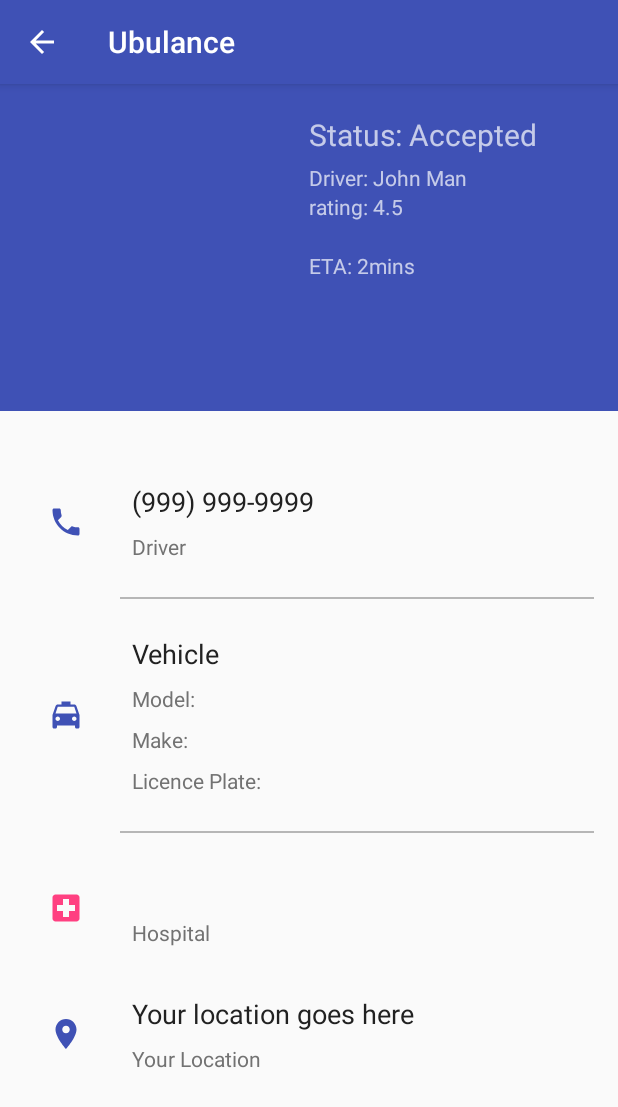
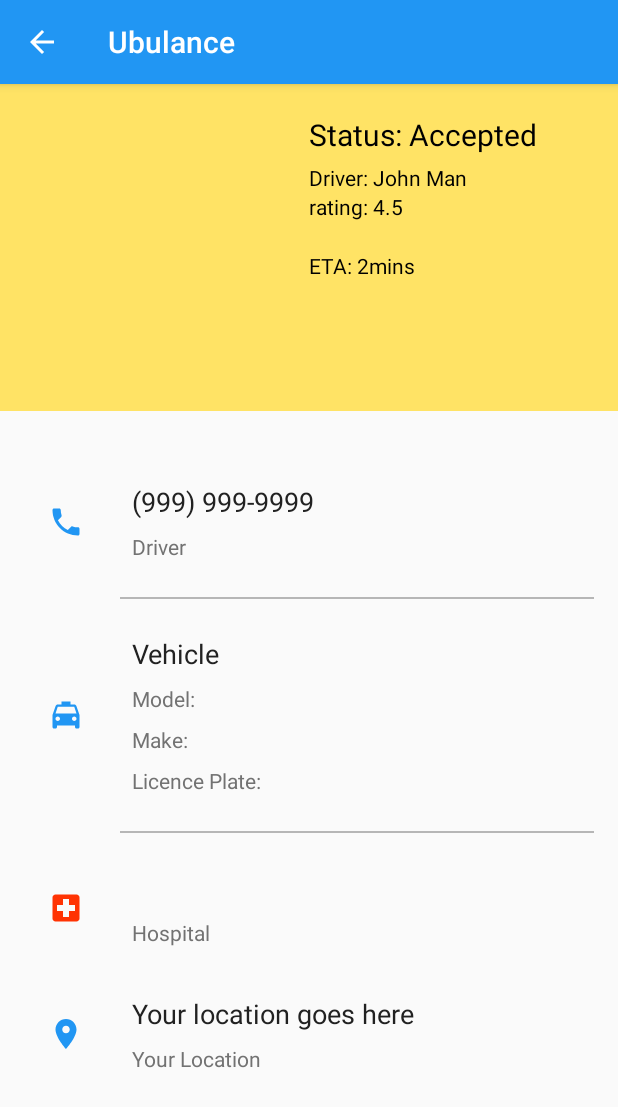
Before and after one commit to pravinkandala/Ubulance, an Android app: the DisplayDriverActivity screen opened directly, with no data from a screen before it, on a phone screen of 412 x 824 dp. Shown: the top 1107 px of the screen. Run offline under Robolectric (Android 15) with nearby library versions, the phone set to English and light mode, and no system bars; our stand-ins replace ButterKnife, Volley; network calls fail; pictures from the network do not load.

Commit message:
change: custom adopter to cardview and more clean up

```diff
--- a/app/build.gradle
+++ b/app/build.gradle
@@ -42,4 +42,5 @@ dependencies {
     compile 'com.github.bumptech.glide:glide:3.7.0'
     compile 'com.github.dexafree:materiallist:3.2.1'
     compile 'com.jakewharton:butterknife:8.4.0'
+    compile 'jp.wasabeef:recyclerview-animators:2.0.0'
 }
--- a/app/src/main/AndroidManifest.xml
+++ b/app/src/main/AndroidManifest.xml
@@ -16,7 +16,7 @@
         android:theme="@style/AppTheme">
         <activity
             android:name=".Activity.IntroActivity"
-            android:theme="@style/Theme.AppCompat.DayNight.NoActionBar">
+            android:theme="@style/Theme.Intro.Custom">
             <intent-filter>
                 <action android:name="android.intent.action.MAIN" />
 
--- a/app/src/main/java/com/pk/ubulance/ACTIVITY/DisplayDriverActivity.java
+++ b/app/src/main/java/com/pk/ubulance/ACTIVITY/DisplayDriverActivity.java
@@ -41,6 +41,8 @@ public class DisplayDriverActivity extends AppCompatActivity {
     private Context mContext;
     private CoordinatorLayout mCoordinatorLayout;
 
+    private Boolean mWorkOnProcess = false;
+
     @BindView(R.id.driver_name_tv)
     TextView mDriverNameTV;
     @BindView(R.id.driver_rating_tv)
@@ -56,7 +58,7 @@ public class DisplayDriverActivity extends AppCompatActivity {
     @BindView(R.id.vehicle_plate_tv)
     TextView mVehiclePlateTV;
     @BindView(R.id.hospital_address_tv)
-    TextView mHostpitalAddressTV;
+    TextView mHospitalAddressTV;
     @BindView(R.id.driver_phone_tv)
     TextView mDriverPhoneTV;
     @BindView(R.id.toggle_iv)
@@ -82,7 +84,7 @@ public class DisplayDriverActivity extends AppCompatActivity {
         mVehicleMakeTV = ((TextView) findViewById(R.id.vehicle_make_tv));
         mVehicleModelTV = ((TextView) findViewById(R.id.vehicle_model_tv));
         mVehiclePlateTV = ((TextView) findViewById(R.id.vehicle_plate_tv));
-        mHostpitalAddressTV = (TextView) findViewById(R.id.hospital_address_tv);
+        mHospitalAddressTV = (TextView) findViewById(R.id.hospital_address_tv);
         mToggleIV = ((ImageView) findViewById(R.id.toggle_iv));
 
 
@@ -97,7 +99,7 @@ public class DisplayDriverActivity extends AppCompatActivity {
         Intent intent = this.getIntent();
         Double mEndLatitude = intent.getDoubleExtra("mEndLatitude", 0.0);
         Double mEndLongitude = intent.getDoubleExtra("mEndLongitude", 0.0);
-        mHostpitalAddressTV.setText(intent.getStringExtra("vicinity"));
+        mHospitalAddressTV.setText(intent.getStringExtra("vicinity"));
 
         if (mEndLatitude != 0.0 || mEndLongitude != 0.0) {
             this.mEndLatitude = Double.toString(mEndLatitude);
@@ -106,7 +108,9 @@ public class DisplayDriverActivity extends AppCompatActivity {
 
         if (isNetworkAvailable()) {
             UberAPI uberAPI = new UberAPI();
+            mWorkOnProcess = true;
             try {
+
                 uberAPI.callUbulance(this, mStartLatitude, mStartLongitude, this.mEndLatitude, this.mEndLongitude, new ServerCallBack() {
                     @Override
                     public void onSuccess(Object result) throws JSONException {
@@ -160,11 +164,13 @@ public class DisplayDriverActivity extends AppCompatActivity {
                         mVehicleMakeTV.setText("Make: " + vehicle.getString("make"));
                         mVehicleModelTV.setText("Model: " + vehicle.getString("model"));
                         mVehiclePlateTV.setText("Licence Plate: " + vehicle.getString("license_plate"));
+
+                        mWorkOnProcess = false;
                     }
 
                     @Override
                     public void onFailure(Boolean bool) {
-
+                        mWorkOnProcess = false;
                     }
                 });
             } catch (JSONException e) {
@@ -173,7 +179,6 @@ public class DisplayDriverActivity extends AppCompatActivity {
         } else {
             Snackbar.make(mCoordinatorLayout, "No Internet. Please dial 911, if its emergency or try again later", Snackbar.LENGTH_LONG).show();
         }
-
 
 
     }
@@ -211,6 +216,11 @@ public class DisplayDriverActivity extends AppCompatActivity {
 
     @Override
     public void onBackPressed() {
-        finish();
+        if(mWorkOnProcess){
+            Snackbar.make(mCoordinatorLayout, "Loading components...", Snackbar.LENGTH_LONG).show();
+        }else {
+            super.onBackPressed();
+            finish();
+        }
     }
 }
--- a/app/src/main/java/com/pk/ubulance/ACTIVITY/IntroActivity.java
+++ b/app/src/main/java/com/pk/ubulance/ACTIVITY/IntroActivity.java
@@ -24,12 +24,12 @@ public class IntroActivity extends MaterialIntroActivity {
 
         addSlide(new SlideFragmentBuilder()
                         .backgroundColor(R.color.colorPrimaryDark)
-                        .buttonsColor(R.color.colorAccent)
+                        .buttonsColor(R.color.background)
                         .possiblePermissions(new String[]{Manifest.permission.CALL_PHONE, Manifest.permission.ACCESS_COARSE_LOCATION})
                         .neededPermissions(new String[]{Manifest.permission.ACCESS_FINE_LOCATION, Manifest.permission.INTERNET})
                         .image(R.drawable.ic_ubulance_intro)
                         .title("One touch ride to the hospital")
-                        .description("Disclaimer: Call 911, If its really serious emergency.")
+                        .description("Disclaimer: If it's real emergency, call 911 ")
                         .build(),
                 new MessageButtonBehaviour(new View.OnClickListener() {
                     @Override
--- a/app/src/main/res/drawable/ic_local_hospital_black.xml
+++ b/app/src/main/res/drawable/ic_local_hospital_black.xml
@@ -2,6 +2,6 @@
     android:viewportHeight="24.0" android:viewportWidth="24.0"
     android:width="24dp" xmlns:android="http://schemas.android.com/apk/res/android">
     <path
-        android:fillColor="@color/colorAccent"
+        android:fillColor="@color/colorRed"
         android:pathData="M19,3L5,3c-1.1,0 -1.99,0.9 -1.99,2L3,19c0,1.1 0.9,2 2,2h14c1.1,0 2,-0.9 2,-2L21,5c0,-1.1 -0.9,-2 -2,-2zM18,14h-4v4h-4v-4L6,14v-4h4L10,6h4v4h4v4z"/>
 </vector>
--- a/app/src/main/res/layout/activity_display_driver.xml
+++ b/app/src/main/res/layout/activity_display_driver.xml
@@ -1,16 +1,16 @@
 <?xml version="1.0" encoding="utf-8"?>
 <android.support.design.widget.CoordinatorLayout xmlns:android="http://schemas.android.com/apk/res/android"
     xmlns:app="http://schemas.android.com/apk/res-auto"
+    android:id="@+id/activity_driver_screen"
     android:layout_width="match_parent"
     android:layout_height="match_parent"
-    android:fitsSystemWindows="true"
-    android:id="@+id/activity_driver_screen">
+    android:fitsSystemWindows="true">
 
     <android.support.design.widget.AppBarLayout
         android:id="@+id/app_bar"
         android:layout_width="match_parent"
         android:layout_height="218dp"
-        android:background="@color/colorPrimary"
+        android:background="@color/background"
         android:theme="@style/AppTheme.AppBarOverlay">
 
         <android.support.design.widget.CollapsingToolbarLayout
@@ -27,58 +27,64 @@
                 android:layout_width="match_parent"
                 android:layout_height="match_parent"
                 android:orientation="horizontal">
+
                 <LinearLayout
+                    android:id="@+id/image_holder_layout"
                     android:layout_width="match_parent"
                     android:layout_height="match_parent"
-                android:orientation="horizontal"
                     android:layout_gravity="center"
                     android:layout_margin="20dp"
                     android:layout_weight="1"
-                android:id="@+id/image_holder_layout">
+                    android:orientation="horizontal">
+
                     <ImageView
                         android:id="@+id/toggle_iv"
                         android:layout_width="150dp"
                         android:layout_height="150dp"
+                        android:layout_weight="1"
                         android:adjustViewBounds="true"
+                        android:onClick="toggleImage"
                         app:layout_collapseMode="parallax"
-                android:layout_weight="1"
-                android:onClick="toggleImage"
                         app:layout_collapseParallaxMultiplier="0.7" />
                 </LinearLayout>
+
                 <LinearLayout
                     android:layout_width="match_parent"
                     android:layout_height="match_parent"
-                android:orientation="vertical"
                     android:layout_marginTop="20dp"
-                android:layout_weight="1">
+                    android:layout_weight="1"
+                    android:orientation="vertical">
 
                     <TextView
+                        android:id="@+id/status_tv"
                         android:layout_width="wrap_content"
                         android:layout_height="wrap_content"
                         android:text="Status: Accepted"
-                    android:textSize="20sp"
-                    android:id="@+id/status_tv"/>
+                        android:textColor="@color/colorBlack"
+                        android:textSize="20sp" />
 
                     <TextView
+                        android:id="@+id/driver_name_tv"
                         android:layout_width="wrap_content"
                         android:layout_height="wrap_content"
                         android:layout_marginTop="5dp"
                         android:text="Driver: John Man"
-                    android:id="@+id/driver_name_tv"/>
+                        android:textColor="@color/colorBlack" />
 
                     <TextView
+                        android:id="@+id/driver_rating_tv"
                         android:layout_width="wrap_content"
                         android:layout_height="wrap_content"
                         android:text="rating: 4.5"
-                    android:id="@+id/driver_rating_tv"/>
+                        android:textColor="@color/colorBlack" />
 
                     <TextView
+                        android:id="@+id/eta_tv"
                         android:layout_width="wrap_content"
                         android:layout_height="wrap_content"
                         android:layout_marginTop="20dp"
                         android:text="ETA: 2mins"
-                    android:id="@+id/eta_tv"/>
-
+                        android:textColor="@color/colorBlack" />
                 </LinearLayout>
 
             </LinearLayout>
--- a/app/src/main/res/values/colors.xml
+++ b/app/src/main/res/values/colors.xml
@@ -1,9 +1,12 @@
 <?xml version="1.0" encoding="utf-8"?>
 <resources>
-    <color name="colorPrimary">#3F51B5</color>
+    <color name="colorPrimary">#2196f3</color>
     <color name="colorPrimaryDark">#303F9F</color>
-    <color name="colorAccent">#FF4081</color>
-    <color name="background">#A1FF3300</color>
+    <color name="colorAccent">#f52c33</color>
+    <color name="background">#FFE365</color>
+    <color name="colorRed">#FF3303</color>
+    <color name="colorBlack">#000000</color>
+    <color name="transperantBackground">#99FFE365</color>
     <string-array name="fourColors">
         <item>#FFEF5D</item>
         <item>#FF3303</item>
--- a/app/src/main/res/values/styles.xml
+++ b/app/src/main/res/values/styles.xml
@@ -11,4 +11,9 @@
     <style name="AppTheme.PopupOverlay" parent="ThemeOverlay.AppCompat.Light" />
     <style name="AppTheme.AppBarOverlay" parent="ThemeOverlay.AppCompat.Dark.ActionBar" />
 
+    <style name="Theme.Intro.Custom" parent="Theme.AppCompat.NoActionBar">
+        <item name="android:windowBackground">@color/transperantBackground</item>
+        <item name="android:windowIsTranslucent">true</item>
+    </style>
+
 </resources>
```
Also changed, not shown: app/src/main/java/com/pk/ubulance/ADAPTER/HospitalAdapter.java (deleted, +0 -65 lines), app/src/main/java/com/pk/ubulance/Activity/HospitalActivity.java (+73 -17 lines), app/src/main/res/layout/activity_hospital.xml (+32 -42 lines), app/src/main/res/layout/hostpital_list.xml (deleted, +0 -37 lines), app/src/main/res/drawable-hdpi/ic_hospital_logo.png (added), app/src/main/res/drawable-mdpi/ic_hospital_logo.png (added), app/src/main/res/drawable-mdpi/ic_ubulance_intro.png (added), app/src/main/res/drawable-xhdpi/ic_hospital_logo.png (added), app/src/main/res/drawable-xxhdpi/ic_hospital_logo.png (added), app/src/main/res/drawable-xxxhdpi/ic_hospital_logo.png (added). Lines whose indentation alone changed are shown as unchanged.
